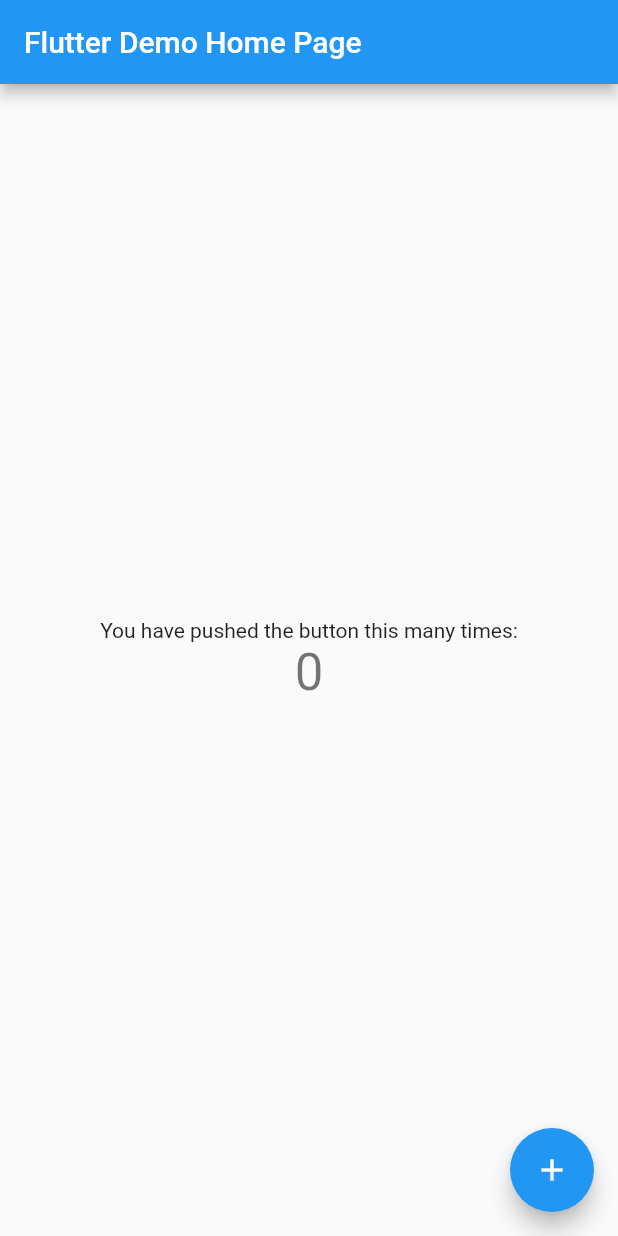
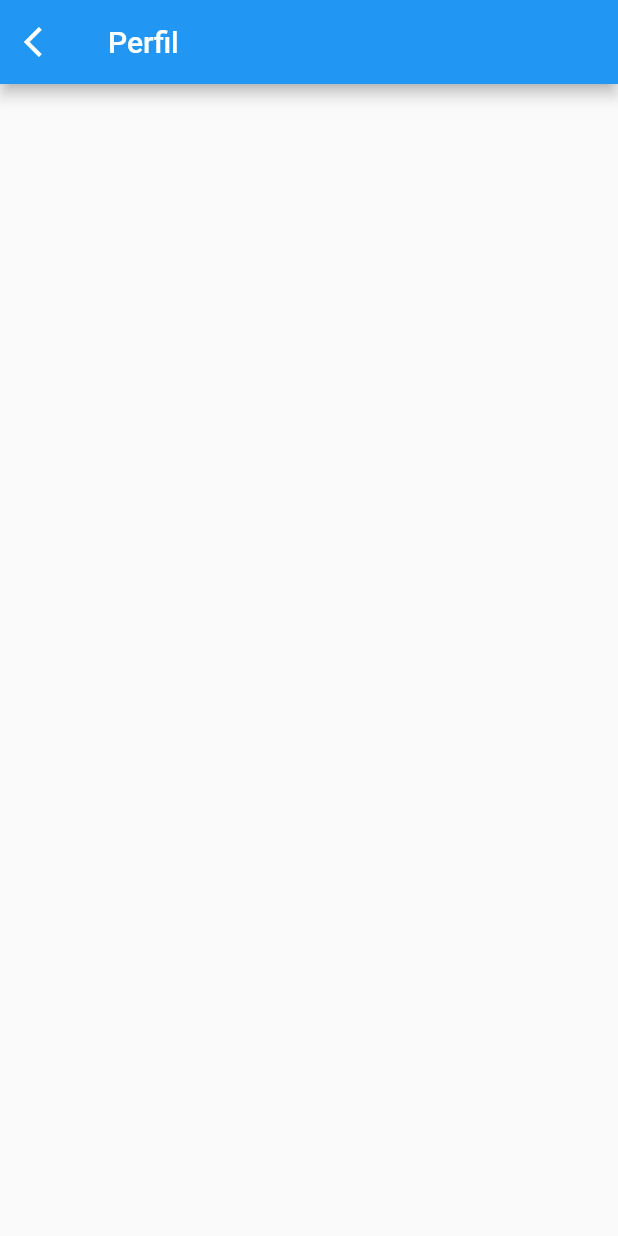
Before and after one commit to facdjunior/laisFlutter, a Flutter app: the screen it shows after launch, on a phone screen of 412 x 824 dp. Run offline on Flutter 3.47's test engine with Material 2 defaults, Android fonts, the phone set to English and light mode, and no system bars.

Commit message:
alteracao_2020_04_30_17_32

```diff
--- a/lib/main.dart
+++ b/lib/main.dart
@@ -3,7 +3,7 @@ import 'package:flutter/material.dart';
 void main() => runApp(MyApp());
 
 class MyApp extends StatelessWidget {
-  // This widget is the root of your application.
+
   @override
   Widget build(BuildContext context) {
     return MaterialApp(
@@ -26,38 +26,17 @@ class MyHomePage extends StatefulWidget {
 }
 
 class _MyHomePageState extends State<MyHomePage> {
-  int _counter = 0;
 
-  void _incrementCounter() {
-    setState(() {
-      _counter++;
-    });
-  }
 
   @override
   Widget build(BuildContext context) {
     return Scaffold(
       appBar: AppBar(
-        title: Text(widget.title),
-      ),
-      body: Center(
-        child: Column(
-          mainAxisAlignment: MainAxisAlignment.center,
-          children: <Widget>[
-            Text(
-              'You have pushed the button this many times:',
-            ),
-            Text(
-              '$_counter',
-              style: Theme.of(context).textTheme.display1,
-            ),
-          ],
-        ),
-      ),
-      floatingActionButton: FloatingActionButton(
-        onPressed: _incrementCounter,
-        tooltip: 'Increment',
-        child: Icon(Icons.add),
+        title: Text ('Perfil'),
+        leading: IconButton(
+          icon: Icon(Icons.arrow_back_ios),
+          onPressed: (){}
+          ),
       ),
     );
   }
```
